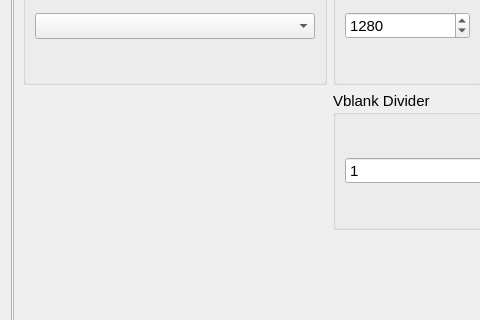
The window that src/qt_gui/settings_dialog.ui (VeryVeryCoolName/shadPS4-JojoFix) describes before a commit, drawn with Qt 5; both pictures show x 0 to 480 and y 105 to 425 of the 970 by 750 pixel window.
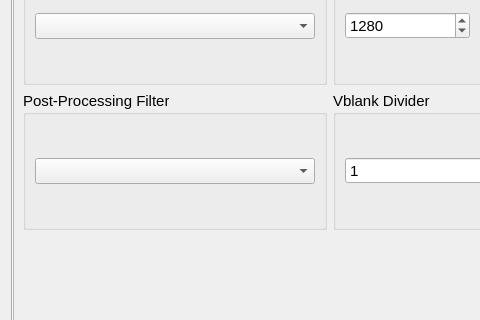
The same window after the commit. The open tabs and pages were chosen to show the change. Icons and pictures are not drawn.

Commit message: Allow setting of post processing filter in config

Patch:
```diff
--- a/src/qt_gui/settings_dialog.ui
+++ b/src/qt_gui/settings_dialog.ui
@@ -983,6 +983,18 @@
                <property name="bottomMargin">
                 <number>0</number>
                </property>
+               <item>
+                <widget class="QGroupBox" name="ppFilterGroupBox">
+                 <property name="title">
+                  <string>Post-Processing Filter</string>
+                 </property>
+                 <layout class="QVBoxLayout" name="verticalLayout_2">
+                  <item>
+                   <widget class="QComboBox" name="ppFilterComboBox"/>
+                  </item>
+                 </layout>
+                </widget>
+               </item>			   
               </layout>
              </widget>
             </item>
```
The commit also changes 3 other files.
